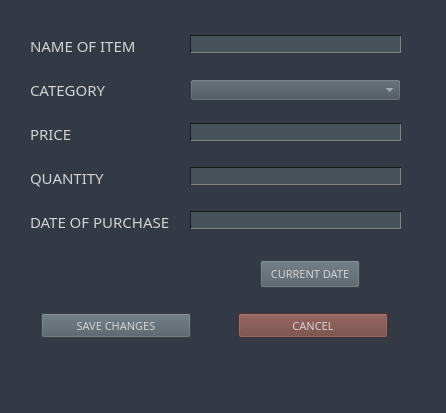
hanzoera/expense-tracker, file views/edit_window.ui: the form before one commit.
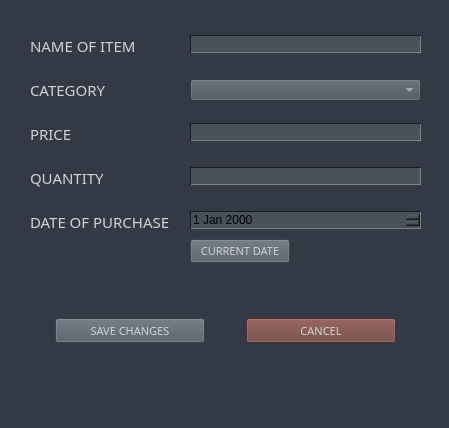
The form after the commit.

Commit message: Initial edit entry functionalities

Diff of the .ui file:
```diff
--- a/views/edit_window.ui
+++ b/views/edit_window.ui
@@ -9,8 +9,8 @@
    <rect>
     <x>0</x>
     <y>0</y>
-    <width>446</width>
-    <height>413</height>
+    <width>449</width>
+    <height>428</height>
    </rect>
   </property>
   <property name="windowTitle">
@@ -23,39 +23,14 @@
    <widget class="QWidget" name="gridLayoutWidget_3">
     <property name="geometry">
      <rect>
-      <x>0</x>
-      <y>290</y>
-      <width>431</width>
-      <height>71</height>
+      <x>20</x>
+      <y>300</y>
+      <width>411</width>
+      <height>61</height>
      </rect>
     </property>
     <layout class="QGridLayout" name="gridLayout_3">
-     <item row="2" column="1">
-      <widget class="QPushButton" name="cancelChanges">
-       <property name="maximumSize">
-        <size>
-         <width>150</width>
-         <height>25</height>
-        </size>
-       </property>
-       <property name="font">
-        <font>
-         <family>Yu Gothic Medium</family>
-         <pointsize>8</pointsize>
-         <weight>50</weight>
-         <bold>false</bold>
-        </font>
-       </property>
-       <property name="styleSheet">
-        <string notr="true">background-color: rgb(109, 63, 57);
-color: rgb(211, 211, 211);</string>
-       </property>
-       <property name="text">
-        <string>CANCEL</string>
-       </property>
-      </widget>
-     </item>
-     <item row="2" column="0">
+     <item row="0" column="0">
       <widget class="QPushButton" name="saveChanges">
        <property name="maximumSize">
         <size>
@@ -80,15 +55,40 @@
        </property>
       </widget>
      </item>
+     <item row="0" column="1">
+      <widget class="QPushButton" name="cancelChanges">
+       <property name="maximumSize">
+        <size>
+         <width>150</width>
+         <height>25</height>
+        </size>
+       </property>
+       <property name="font">
+        <font>
+         <family>Yu Gothic Medium</family>
+         <pointsize>8</pointsize>
+         <weight>50</weight>
+         <bold>false</bold>
+        </font>
+       </property>
+       <property name="styleSheet">
+        <string notr="true">background-color: rgb(109, 63, 57);
+color: rgb(211, 211, 211);</string>
+       </property>
+       <property name="text">
+        <string>CANCEL</string>
+       </property>
+      </widget>
+     </item>
     </layout>
    </widget>
    <widget class="QWidget" name="formLayoutWidget">
     <property name="geometry">
      <rect>
-      <x>0</x>
+      <x>20</x>
       <y>20</y>
-      <width>431</width>
-      <height>241</height>
+      <width>411</width>
+      <height>276</height>
      </rect>
     </property>
     <layout class="QFormLayout" name="formLayout">
@@ -96,13 +96,13 @@
       <number>20</number>
      </property>
      <property name="leftMargin">
-      <number>30</number>
+      <number>10</number>
      </property>
      <property name="topMargin">
       <number>15</number>
      </property>
      <property name="rightMargin">
-      <number>30</number>
+      <number>10</number>
      </property>
      <property name="bottomMargin">
       <number>15</number>
@@ -309,7 +309,7 @@
       </widget>
      </item>
      <item row="8" column="1">
-      <widget class="QLineEdit" name="datePurchase">
+      <widget class="QDateEdit" name="datePurchase">
        <property name="styleSheet">
         <string notr="true">background-color: rgb(70, 81, 90);
 border: 1px solid transparent;
@@ -320,20 +320,11 @@
        </property>
       </widget>
      </item>
-    </layout>
-   </widget>
+     <item row="9" column="1">
    <widget class="QPushButton" name="curDate">
     <property name="enabled">
      <bool>true</bool>
     </property>
-    <property name="geometry">
-     <rect>
-      <x>260</x>
-      <y>260</y>
-      <width>100</width>
-      <height>28</height>
-     </rect>
-    </property>
     <property name="maximumSize">
      <size>
       <width>100</width>
@@ -356,6 +347,9 @@
      <string>CURRENT DATE</string>
     </property>
    </widget>
+     </item>
+    </layout>
+   </widget>
   </widget>
   <widget class="QMenuBar" name="menubar">
    <property name="geometry">
```
Left out of the diff: 2 changed lines with no effect on the pictures. Lines whose indentation alone changed are shown as unchanged. The commit also changes 5 other files.
